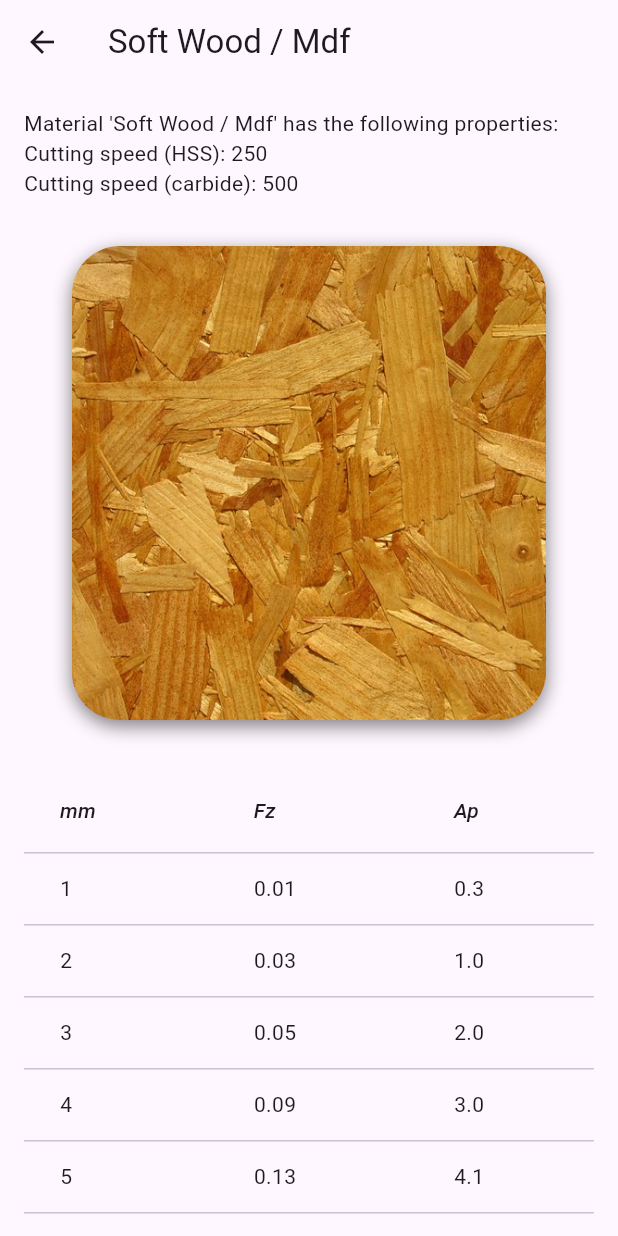
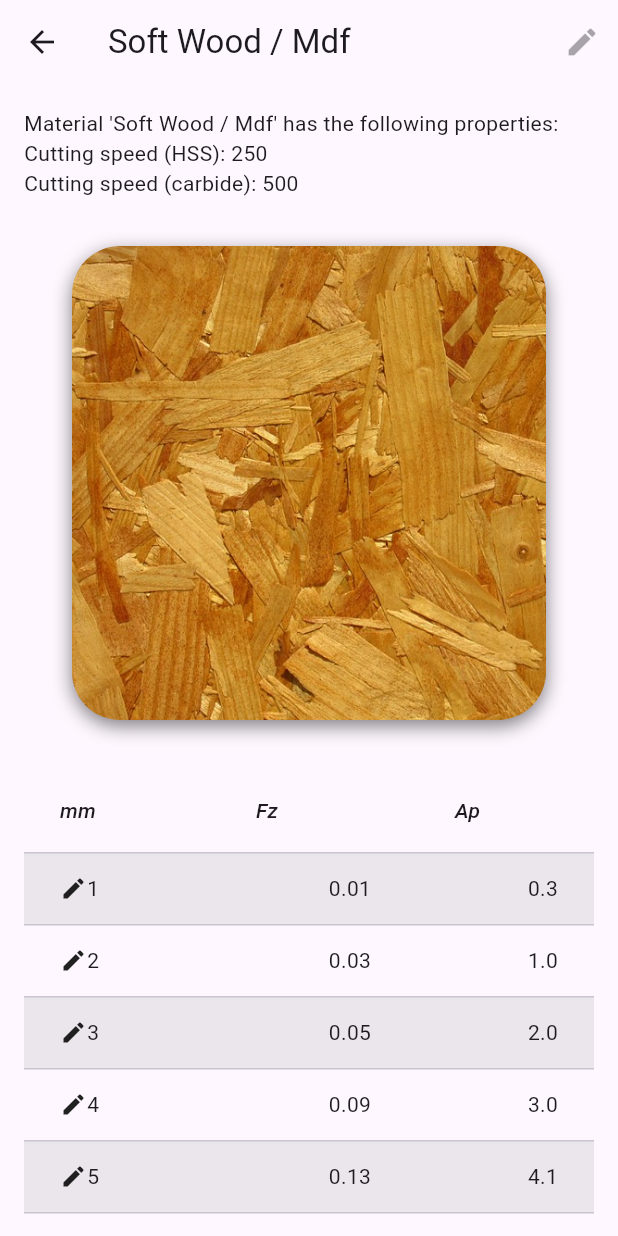
Before and after one commit to hugues31/cnc_opticut, a Flutter app: the MaterialListView screen opened by its route, after a tap on the "info" icon, on a phone screen of 412 x 824 dp. Run offline on Flutter 3.47's test engine with Material 3 defaults, Android fonts, the phone set to English and light mode, and no system bars; our stand-ins replace flutter_riverpod, isar, package_info_plus, shared_preferences; missing offline and left inert: flutter_math_fork; accounts and stored records are empty; generated files the repository leaves out were written again.

```diff
--- a/lib/src/app.dart
+++ b/lib/src/app.dart
@@ -3,6 +3,7 @@ import 'package:flutter/material.dart';
 import 'package:flutter_gen/gen_l10n/app_localizations.dart';
 import 'package:flutter_localizations/flutter_localizations.dart';
 
+import 'material/material_add.dart';
 import 'material/material_details_view.dart';
 import 'material/material_list_view.dart';
 import 'settings/settings_controller.dart';
@@ -77,6 +78,8 @@ class App extends StatelessWidget {
                     return const MaterialDetailsView();
                   case MaterialListView.routeName:
                     return const MaterialListView();
+                  case MaterialAdd.routeName:
+                    return const MaterialAdd();
                   default:
                     return const MainScreen();
                 }
--- a/lib/src/material/material_details_view.dart
+++ b/lib/src/material/material_details_view.dart
@@ -17,6 +17,12 @@ class MaterialDetailsView extends StatelessWidget {
     return Scaffold(
       appBar: AppBar(
         title: Text(item.getLocalizedName(context)),
+        actions: [
+          IconButton(
+            icon: const Icon(Icons.edit),
+            onPressed: item.isPreset ? null : () {},
+          )
+        ],
       ),
       body: ListView(
         padding: const EdgeInsets.all(16),
@@ -52,6 +58,8 @@ class MaterialDetailsView extends StatelessWidget {
             ),
           ),
           DataTable(
+              sortColumnIndex: 1,
+              sortAscending: false,
               columns: const <DataColumn>[
                 DataColumn(
                   label: Expanded(
@@ -60,6 +68,7 @@ class MaterialDetailsView extends StatelessWidget {
                       style: TextStyle(fontStyle: FontStyle.italic),
                     ),
                   ),
+                  numeric: true,
                 ),
                 DataColumn(
                   label: Expanded(
@@ -68,6 +77,7 @@ class MaterialDetailsView extends StatelessWidget {
                       style: TextStyle(fontStyle: FontStyle.italic),
                     ),
                   ),
+                  numeric: true,
                 ),
                 DataColumn(
                   label: Expanded(
@@ -76,13 +86,28 @@ class MaterialDetailsView extends StatelessWidget {
                       style: TextStyle(fontStyle: FontStyle.italic),
                     ),
                   ),
+                  numeric: true,
                 ),
               ],
               rows: List<DataRow>.generate(
                 item.materialSpecs.depth.length,
                 (int index) => DataRow(
+                  color: MaterialStateProperty.resolveWith<Color?>(
+                      (Set<MaterialState> states) {
+                    if (states.contains(MaterialState.selected)) {
+                      return Theme.of(context)
+                          .colorScheme
+                          .primary
+                          .withOpacity(0.08);
+                    }
+                    if (index.isEven) {
+                      return Colors.grey.withOpacity(0.2);
+                    }
+                    return null; // Use default value for other states and odd rows.
+                  }),
                   cells: <DataCell>[
-                    DataCell(Text('${item.materialSpecs.depth[index]}')),
+                    DataCell(Text('${item.materialSpecs.depth[index]}'),
+                        showEditIcon: true, onTap: () {}),
                     DataCell(Text('${item.materialSpecs.chipLoad[index]}')),
                     DataCell(Text('${item.materialSpecs.depthPerPass[index]}')),
                   ],
--- a/pubspec.yaml
+++ b/pubspec.yaml
@@ -32,8 +32,6 @@ dependencies:
   riverpod_annotation: ^2.3.4
   riverpod_lint: ^2.3.9
 
-
-
 dev_dependencies:
   flutter_test:
     sdk: flutter
```
Also changed, not shown: lib/src/database.dart (+22 -1 lines), lib/src/material/material_add.dart (+29 -6 lines), lib/src/material/material_list_view.dart (+34 -1 lines).
